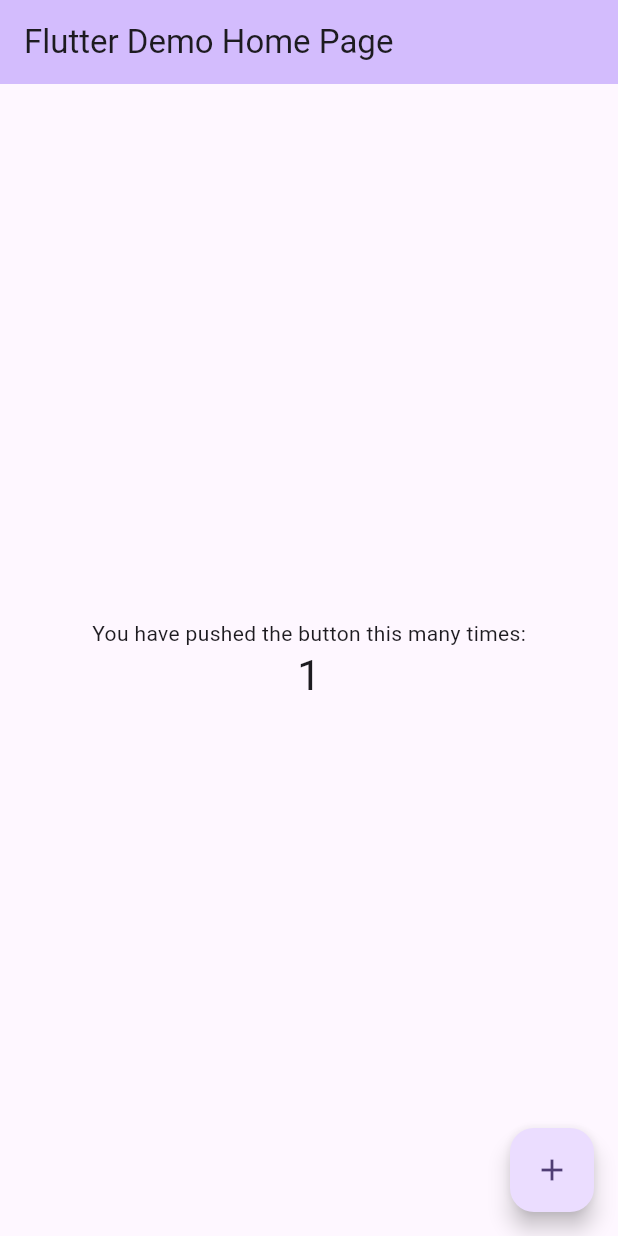
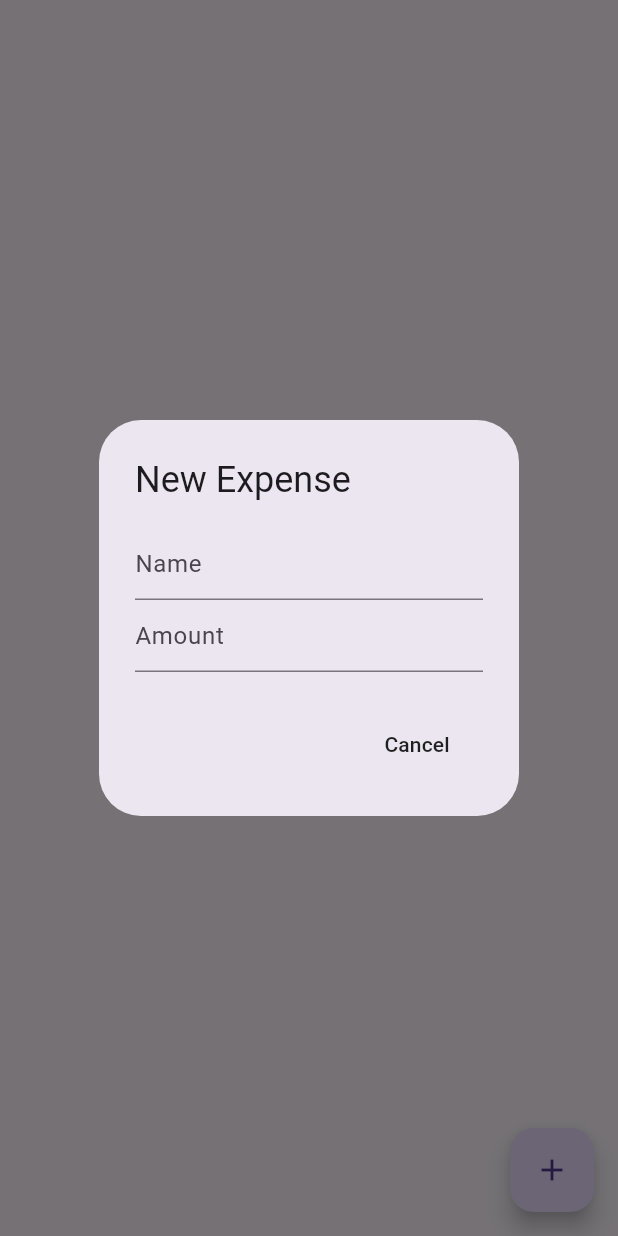
Before and after one commit to DKSingh1604/Minimal-Expense-Tracker, a Flutter app: the screen it shows after launch, after a tap on the "add" icon, on a phone screen of 412 x 824 dp. Run offline on Flutter 3.47's test engine with Material 3 defaults, Android fonts, the phone set to English and light mode, and no system bars; our stand-ins replace isar; accounts and stored records are empty; generated files the repository leaves out were written again.

Commit message:
expenses

```diff
--- /dev/null
+++ b/lib/database/expense_database.dart
@@ -0,0 +1,67 @@
+import 'package:expense_tracker/models/expense.dart';
+import 'package:flutter/material.dart';
+import 'package:isar/isar.dart';
+import 'package:path_provider/path_provider.dart';
+
+class ExpenseDatabase extends ChangeNotifier {
+  static late Isar isar;
+  List<Expense> _allExpenses = [];
+
+  //SETUP
+
+  //INITIALIZE db
+  static Future<void> initialise() async {
+    final dir = await getApplicationDocumentsDirectory();
+    isar = await Isar.open([ExpenseSchema], directory: dir.path);
+  }
+
+  //GETTERS
+
+  List<Expense> get allExpenses => _allExpenses;
+
+  //OPERATIONS
+  //Create - add a new expense
+  Future<void> createNewExpense(Expense newExpense) async {
+    //add to db
+    await isar.writeTxn(() => isar.expenses.put(newExpense));
+
+    //re-read from db
+    readExpenses();
+  }
+
+  //Read - expenses from db
+  Future<void> readExpenses() async {
+    //fetch from db
+    List<Expense> fetchedExpenses = await isar.expenses.where().findAll();
+
+    //give it to local list
+    _allExpenses.clear();
+    _allExpenses.addAll(fetchedExpenses);
+
+    //display in UI
+    notifyListeners();
+  }
+
+  //Update - edit an expense in db
+  Future<void> updateExpense(int id, Expense updatedExpense) async {
+    //make sure new expense has same id as the existing one
+    updatedExpense.id = id;
+
+    //update in db
+    await isar.writeTxn(() => isar.expenses.put(updatedExpense));
+
+    //re-read from db
+    await readExpenses();
+  }
+
+  //Delete - an expense
+  Future<void> deleteExpense(int id) async {
+    //delete from db
+    await isar.writeTxn(() => isar.expenses.delete(id));
+
+    //re-read from db
+    await readExpenses();
+  }
+
+  //  HELPER
+}
--- a/lib/main.dart
+++ b/lib/main.dart
@@ -1,125 +1,30 @@
+import 'package:expense_tracker/database/expense_database.dart';
+import 'package:expense_tracker/pages/home_page.dart';
 import 'package:flutter/material.dart';
+import 'package:provider/provider.dart';
 
-void main() {
-  runApp(const MyApp());
+void main() async {
+  WidgetsFlutterBinding.ensureInitialized();
+
+  //initialise db
+  await ExpenseDatabase.initialise();
+
+  runApp(
+    ChangeNotifierProvider(
+      create: (context) => ExpenseDatabase(),
+      child: const MyApp(),
+    ),
+  );
 }
 
 class MyApp extends StatelessWidget {
   const MyApp({super.key});
 
-  // This widget is the root of your application.
   @override
   Widget build(BuildContext context) {
-    return MaterialApp(
-      title: 'Flutter Demo',
-      theme: ThemeData(
-        // This is the theme of your application.
-        //
-        // TRY THIS: Try running your application with "flutter run". You'll see
-        // the application has a purple toolbar. Then, without quitting the app,
-        // try changing the seedColor in the colorScheme below to Colors.green
-        // and then invoke "hot reload" (save your changes or press the "hot
-        // reload" button in a Flutter-supported IDE, or press "r" if you used
-        // the command line to start the app).
-        //
-        // Notice that the counter didn't reset back to zero; the application
-        // state is not lost during the reload. To reset the state, use hot
-        // restart instead.
-        //
-        // This works for code too, not just values: Most code changes can be
-        // tested with just a hot reload.
-        colorScheme: ColorScheme.fromSeed(seedColor: Colors.deepPurple),
-        useMaterial3: true,
-      ),
-      home: const MyHomePage(title: 'Flutter Demo Home Page'),
+    return const MaterialApp(
+      debugShowCheckedModeBanner: false,
+      home: HomePage(),
     );
   }
 }
-
-class MyHomePage extends StatefulWidget {
-  const MyHomePage({super.key, required this.title});
-
-  // This widget is the home page of your application. It is stateful, meaning
-  // that it has a State object (defined below) that contains fields that affect
-  // how it looks.
-
-  // This class is the configuration for the state. It holds the values (in this
-  // case the title) provided by the parent (in this case the App widget) and
-  // used by the build method of the State. Fields in a Widget subclass are
-  // always marked "final".
-
-  final String title;
-
-  @override
-  State<MyHomePage> createState() => _MyHomePageState();
-}
-
-class _MyHomePageState extends State<MyHomePage> {
-  int _counter = 0;
-
-  void _incrementCounter() {
-    setState(() {
-      // This call to setState tells the Flutter framework that something has
-      // changed in this State, which causes it to rerun the build method below
-      // so that the display can reflect the updated values. If we changed
-      // _counter without calling setState(), then the build method would not be
-      // called again, and so nothing would appear to happen.
-      _counter++;
-    });
-  }
-
-  @override
-  Widget build(BuildContext context) {
-    // This method is rerun every time setState is called, for instance as done
-    // by the _incrementCounter method above.
-    //
-    // The Flutter framework has been optimized to make rerunning build methods
-    // fast, so that you can just rebuild anything that needs updating rather
-    // than having to individually change instances of widgets.
-    return Scaffold(
-      appBar: AppBar(
-        // TRY THIS: Try changing the color here to a specific color (to
-        // Colors.amber, perhaps?) and trigger a hot reload to see the AppBar
-        // change color while the other colors stay the same.
-        backgroundColor: Theme.of(context).colorScheme.inversePrimary,
-        // Here we take the value from the MyHomePage object that was created by
-        // the App.build method, and use it to set our appbar title.
-        title: Text(widget.title),
-      ),
-      body: Center(
-        // Center is a layout widget. It takes a single child and positions it
-        // in the middle of the parent.
-        child: Column(
-          // Column is also a layout widget. It takes a list of children and
-          // arranges them vertically. By default, it sizes itself to fit its
-          // children horizontally, and tries to be as tall as its parent.
-          //
-          // Column has various properties to control how it sizes itself and
-          // how it positions its children. Here we use mainAxisAlignment to
-          // center the children vertically; the main axis here is the vertical
-          // axis because Columns are vertical (the cross axis would be
-          // horizontal).
-          //
-          // TRY THIS: Invoke "debug painting" (choose the "Toggle Debug Paint"
-          // action in the IDE, or press "p" in the console), to see the
-          // wireframe for each widget.
-          mainAxisAlignment: MainAxisAlignment.center,
-          children: <Widget>[
-            const Text(
-              'You have pushed the button this many times:',
-            ),
-            Text(
-              '$_counter',
-              style: Theme.of(context).textTheme.headlineMedium,
-            ),
-          ],
-        ),
-      ),
-      floatingActionButton: FloatingActionButton(
-        onPressed: _incrementCounter,
-        tooltip: 'Increment',
-        child: const Icon(Icons.add),
-      ), // This trailing comma makes auto-formatting nicer for build methods.
-    );
-  }
-}
--- /dev/null
+++ b/lib/models/expense.dart
@@ -0,0 +1,15 @@
+import 'package:isar/isar.dart';
+
+//this line is need to generate isar file
+//run cmd in terminal : dart run build_runner build
+part 'expense.g.dart';
+
+@Collection()
+class Expense {
+  Id id = Isar.autoIncrement; //0,1,2....
+  final String name;
+  final double amount;
+  final DateTime date;
+
+  Expense({required this.name, required this.amount, required this.date});
+}
--- /dev/null
+++ b/lib/pages/home_page.dart
@@ -0,0 +1,109 @@
+import 'package:flutter/material.dart';
+
+class HomePage extends StatefulWidget {
+  const HomePage({super.key});
+
+  @override
+  State<HomePage> createState() => _HomePageState();
+}
+
+class _HomePageState extends State<HomePage> {
+  //text controllers
+  TextEditingController nameController = TextEditingController();
+  TextEditingController amountController = TextEditingController();
+
+  //open new expense Box
+  void openNewExpenseBox() {
+    showDialog(
+      context: context,
+      builder: (context) => AlertDialog(
+        title: Text("New Expense"),
+        content: Column(
+          mainAxisSize: MainAxisSize.min,
+          children: [
+            //user input -> expense name
+            TextField(
+              controller: nameController,
+              decoration: InputDecoration(
+                hintText: "Name",
+              ),
+            ),
+
+            //user input -> expense amount
+            TextField(
+              controller: amountController,
+              decoration: InputDecoration(
+                hintText: "Amount",
+              ),
+            ),
+          ],
+        ),
+        actions: [
+          //cancel button
+          Widget_cancelButton()
+
+          //save button
+        ],
+      ),
+    );
+  }
+
+  @override
+  Widget build(BuildContext context) {
+    return Scaffold(
+      floatingActionButton: FloatingActionButton(
+        onPressed: openNewExpenseBox,
+        child: Icon(Icons.add),
+      ),
+    );
+  }
+
+  //CANCEL BUTTON
+  Widget_cancelButton() {
+    return MaterialButton(
+      onPressed: () {
+        //pop the dialog
+        Navigator.pop(context);
+
+        //clear controllers
+        nameController.clear();
+        amountController.clear();
+      },
+      child: Text("Cancel"),
+    );
+  }
+
+  //SAVE BUTTON
+  Widget_saveButton() {
+    return MaterialButton(
+      onPressed: () {
+        //save only if there is something in the text fields to save
+        if (nameController.text.isNotEmpty &&
+            amountController.text.isNotEmpty) {
+          //pop the dialog
+          Navigator.pop(context);
+
+          //create a new expense
+          Expense newExpense = Expense(
+              name: nameController.text,
+              amount: amountController.text,
+              date: DateTime.now());
+
+          //save to db
+
+          //clear controllers
+          nameController.clear();
+          amountController.clear();
+        }
+
+        //pop the dialog
+        Navigator.pop(context);
+
+        //clear controllers
+        nameController.clear();
+        amountController.clear();
+      },
+      child: Text("Cancel"),
+    );
+  }
+}
```
Also changed, not shown: pubspec.yaml (+7 -1 lines), lib/models/expense.g.dart (added), pubspec.lock, 6 other files.
